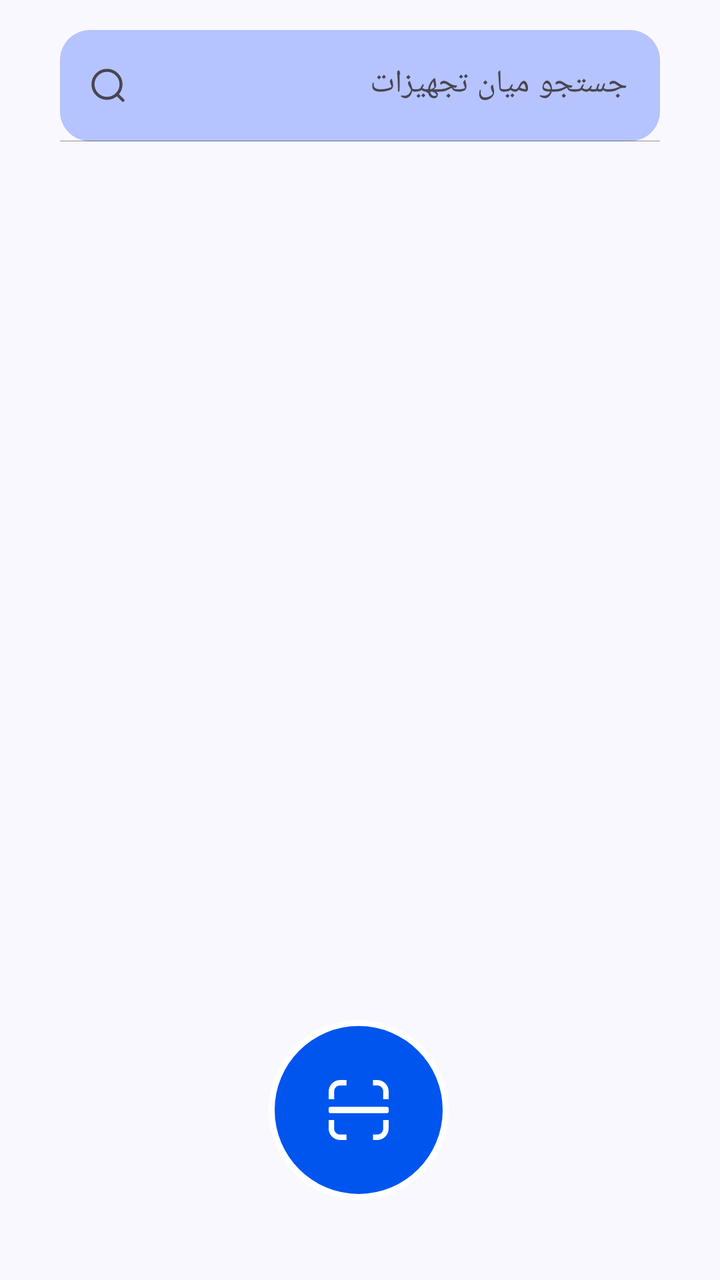
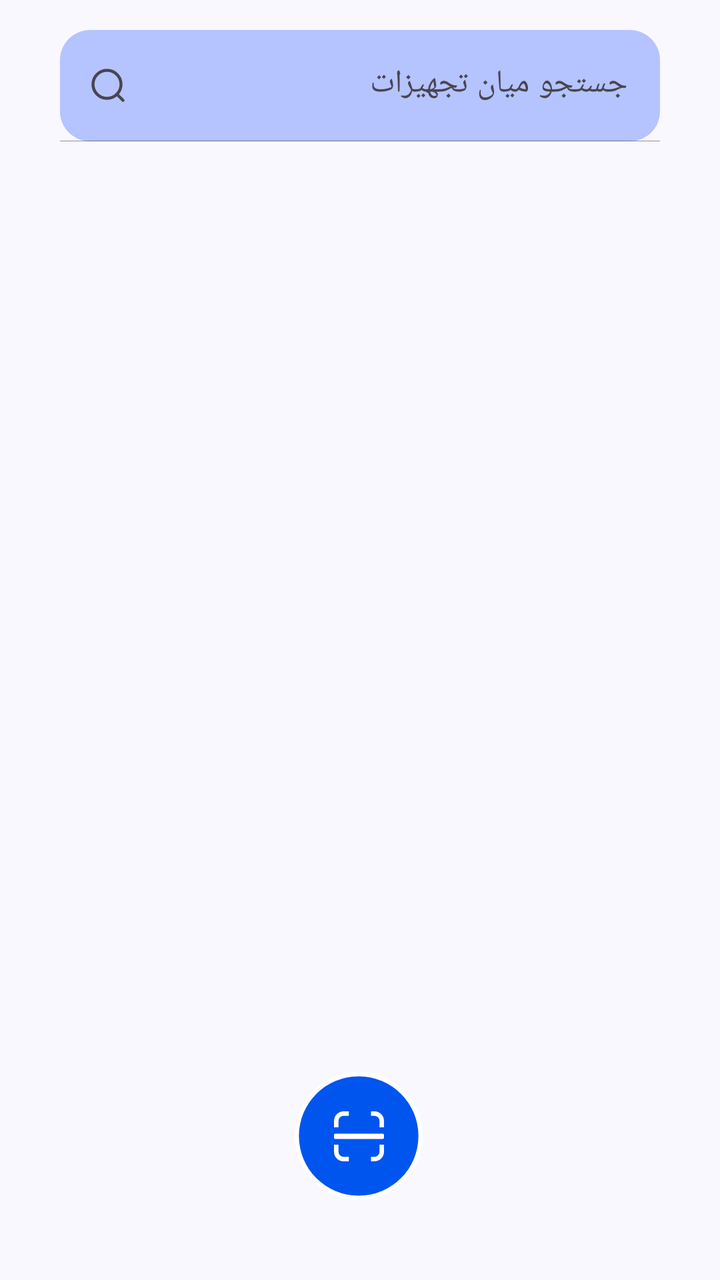

Compare the two renders of this Android layout. The source of the first and the diff that turns it into the second are given below.
<!-- AndroidManifest.xml: application theme Theme.Iotequipment -->
<!-- res/layout/fragment_search.xml -->
<?xml version="1.0" encoding="utf-8"?>
<androidx.constraintlayout.widget.ConstraintLayout
    xmlns:tools="http://schemas.android.com/tools"
    android:layout_width="match_parent"
    android:layout_height="match_parent"
    xmlns:app="http://schemas.android.com/apk/res-auto"
    xmlns:android="http://schemas.android.com/apk/res/android">

    
    <include
        layout="@layout/search_bar"
        app:layout_constraintBottom_toBottomOf="parent"
        app:layout_constraintEnd_toEndOf="parent"
        app:layout_constraintStart_toStartOf="parent"
        app:layout_constraintTop_toTopOf="parent" />

    <androidx.recyclerview.widget.RecyclerView
        android:id="@+id/search_recyclerView"
        android:layout_width="match_parent"
        android:padding="15dp"
        android:layout_height="0dp"
        app:layout_constraintBottom_toBottomOf="parent"
        app:layout_constraintTop_toBottomOf="@+id/searchBox"
        tools:layout_editor_absoluteX="0dp" />

    <ImageButton
        android:id="@+id/btn_fab_scan"
        android:layout_width="wrap_content"
        android:layout_height="wrap_content"
        android:layout_marginBottom="40dp"
        app:layout_constraintBottom_toBottomOf="parent"
        app:layout_constraintEnd_toEndOf="parent"
        app:layout_constraintHorizontal_bias="0.498"
        app:layout_constraintStart_toStartOf="parent"
        android:background="@drawable/rec_btn_fab"
        app:srcCompat="@drawable/ic_fab" />


</androidx.constraintlayout.widget.ConstraintLayout>
<!-- res/layout/search_bar.xml (included above) -->
<?xml version="1.0" encoding="utf-8"?>
<merge xmlns:android="http://schemas.android.com/apk/res/android"
    xmlns:app="http://schemas.android.com/apk/res-auto">

    <com.google.android.material.textfield.TextInputLayout
        android:id="@+id/searchBox"
        android:layout_width="match_parent"
        android:layout_height="wrap_content"
        android:padding="15dp"
        android:layout_margin="15dp"
        app:endIconMode="clear_text"
        app:counterMaxLength="20"
        app:boxStrokeWidth = "0.3dp"
        app:boxStrokeColor="@color/md_theme_background"
        app:boxStrokeWidthFocused = "1.5dp"
        app:boxBackgroundMode="filled"
        app:startIconDrawable="@drawable/ic_search"
        app:boxBackgroundColor="@color/md_theme_inversePrimary_mediumContrast"
        android:hint="@string/searchbar_hint"
        app:boxCornerRadiusTopStart="15dp"
        app:boxCornerRadiusTopEnd="15dp"
        app:boxCornerRadiusBottomStart="15dp"
        app:boxCornerRadiusBottomEnd="15dp"
        android:textAppearance="@color/md_theme_background"
        app:placeholderTextAppearance="@color/md_theme_background"
        >
        <com.google.android.material.textfield.TextInputEditText
            android:id="@+id/search_bar"
            android:layout_width="match_parent"
            android:layout_height="wrap_content"
            android:maxLength="30"
            android:maxLines="1"
            />
    </com.google.android.material.textfield.TextInputLayout>

</merge>
<!-- resources referenced by this layout -->
<resources>
  <color name="md_theme_background">#FAF8FF</color>
  <color name="md_theme_inversePrimary_mediumContrast">#B5C4FF</color>
  <!-- drawable ic_fab (drawable) -->
  <vector xmlns:android="http://schemas.android.com/apk/res/android"
      android:width="30dp"
      android:height="30dp"
      android:viewportWidth="30"
      android:viewportHeight="30">
    <group>
      <clip-path
          android:pathData="M0,0h30v30h-30z"/>
      <path
          android:pathData="M5.721,0H8.901V2.722H5.721C4.928,2.722 4.168,3.035 3.607,3.594C3.047,4.154 2.733,4.912 2.733,5.703V9.6H0V5.708C0.001,4.96 0.15,4.219 0.438,3.528C0.726,2.838 1.147,2.21 1.679,1.682C2.208,1.15 2.838,0.727 3.531,0.439C4.225,0.15 4.969,0.001 5.721,0ZM0.795,13.406H29.205C29.416,13.408 29.617,13.493 29.766,13.643C29.915,13.792 29.999,13.994 30,14.204V15.796C30.001,16.008 29.917,16.211 29.769,16.362C29.62,16.513 29.417,16.599 29.205,16.602H0.795C0.583,16.6 0.38,16.514 0.231,16.363C0.082,16.212 -0.001,16.008 0,15.796V14.204C0,13.993 0.084,13.791 0.233,13.641C0.382,13.492 0.584,13.407 0.795,13.406ZM22.16,0H24.279C25.029,0 25.772,0.149 26.464,0.436C27.157,0.723 27.785,1.144 28.314,1.675C28.847,2.204 29.269,2.832 29.558,3.524C29.846,4.216 29.995,4.958 29.995,5.708V9.6H27.272V5.708C27.271,5.316 27.193,4.929 27.042,4.567C26.891,4.205 26.67,3.877 26.391,3.601C26.114,3.324 25.784,3.104 25.421,2.954C25.059,2.804 24.67,2.727 24.277,2.727H22.16V0ZM29.99,19.983V24.292C29.985,25.804 29.381,27.253 28.309,28.323C27.237,29.392 25.785,29.995 24.27,30H22.16V27.278H24.279C25.072,27.274 25.831,26.958 26.391,26.399C26.951,25.84 27.268,25.083 27.272,24.292V19.983H29.99ZM8.892,29.993H5.711C4.198,29.991 2.747,29.389 1.679,28.32L1.6,28.235C0.575,27.177 0.002,25.763 0,24.292V19.983H2.728V24.292C2.729,25.056 3.022,25.79 3.548,26.345L3.609,26.399C3.886,26.677 4.215,26.897 4.577,27.048C4.939,27.199 5.328,27.277 5.721,27.278H8.901V30L8.892,29.993Z"
          android:fillColor="#ffffff"/>
    </group>
  </vector>
  <!-- drawable ic_search (drawable) -->
  <vector xmlns:android="http://schemas.android.com/apk/res/android"
      android:width="24dp"
      android:height="24dp"
      android:viewportWidth="24"
      android:viewportHeight="24">
    <path
        android:pathData="M11.5,18.5C15.366,18.5 18.5,15.366 18.5,11.5C18.5,7.634 15.366,4.5 11.5,4.5C7.634,4.5 4.5,7.634 4.5,11.5C4.5,15.366 7.634,18.5 11.5,18.5Z"
        android:strokeLineJoin="round"
        android:strokeWidth="1.5"
        android:fillColor="#00000000"
        android:strokeColor="#000D26"
        android:strokeLineCap="round"/>
    <path
        android:pathData="M16.5,16.5L19.5,19.5"
        android:strokeLineJoin="round"
        android:strokeWidth="1.5"
        android:fillColor="#00000000"
        android:strokeColor="#000D26"
        android:strokeLineCap="round"/>
  </vector>
  <!-- drawable rec_btn_fab (drawable) -->
  <vector xmlns:android="http://schemas.android.com/apk/res/android"
      android:width="90dp"
      android:height="90dp"
      android:viewportWidth="90"
      android:viewportHeight="90">
    <path
        android:pathData="M45,1.5C69.024,1.5 88.5,20.976 88.5,45C88.5,69.024 69.024,88.5 45,88.5C20.976,88.5 1.5,69.024 1.5,45C1.5,20.976 20.976,1.5 45,1.5Z"
        android:strokeWidth="3"
        android:fillColor="#0055EF"
        android:strokeColor="#ffffff"/>
  </vector>
  <string name="searchbar_hint">جستجو میان تجهیزات</string>
  <style name="Theme.Iotequipment" parent="Base.Theme.Iotequipment" />
  <style name="Base.Theme.Iotequipment" parent="Theme.Material3.DayNight.NoActionBar">
          <item name="fontFamily">@font/iran_yekan_regular</item>
          
          
          <item name="colorPrimary">@color/md_theme_primary</item>
          <item name="android:colorBackground">@color/md_theme_background</item>
  
      </style>
  <color name="md_theme_primary">#0055EF</color>
</resources>

<!-- the commit's change to res/layout/fragment_search.xml (unified diff, before → after) -->
@@ -25,8 +25,8 @@
 
     <ImageButton
         android:id="@+id/btn_fab_scan"
-        android:layout_width="wrap_content"
-        android:layout_height="wrap_content"
+        android:layout_width="64dp"
+        android:layout_height="64dp"
         android:layout_marginBottom="40dp"
         app:layout_constraintBottom_toBottomOf="parent"
         app:layout_constraintEnd_toEndOf="parent"
<!-- resource entries referenced after the edit -->
@@ -4,8 +4,8 @@
   <color name="md_theme_inversePrimary_mediumContrast">#B5C4FF</color>
   <!-- drawable ic_fab (drawable) -->
   <vector xmlns:android="http://schemas.android.com/apk/res/android"
-      android:width="30dp"
-      android:height="30dp"
+      android:width="25dp"
+      android:height="25dp"
       android:viewportWidth="30"
       android:viewportHeight="30">
     <group>
